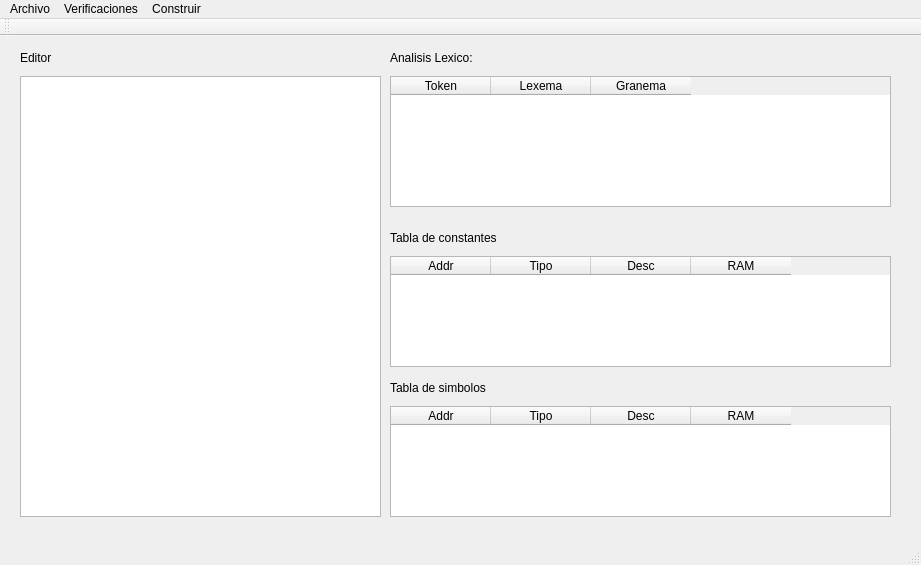
Old version of the form mainwindow.ui in the repository koerhunt/BroccoliLang.
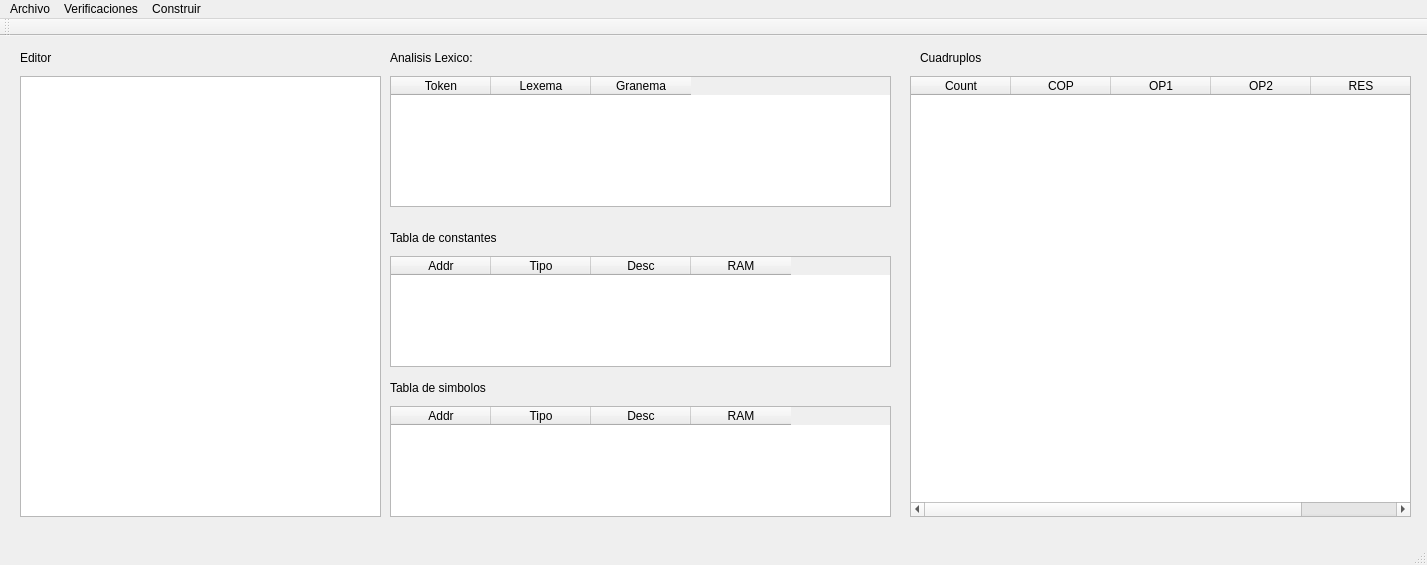
New version of the form.

```diff
--- a/mainwindow.ui
+++ b/mainwindow.ui
@@ -9,7 +9,7 @@
    <rect>
     <x>0</x>
     <y>0</y>
-    <width>921</width>
+    <width>1427</width>
     <height>565</height>
    </rect>
   </property>
@@ -182,13 +182,61 @@
      </property>
     </column>
    </widget>
+   <widget class="QTableWidget" name="tableCuad">
+    <property name="geometry">
+     <rect>
+      <x>910</x>
+      <y>40</y>
+      <width>501</width>
+      <height>441</height>
+     </rect>
+    </property>
+    <column>
+     <property name="text">
+      <string>Count</string>
+     </property>
+    </column>
+    <column>
+     <property name="text">
+      <string>COP</string>
+     </property>
+    </column>
+    <column>
+     <property name="text">
+      <string>OP1</string>
+     </property>
+    </column>
+    <column>
+     <property name="text">
+      <string>OP2</string>
+     </property>
+    </column>
+    <column>
+     <property name="text">
+      <string>RES</string>
+     </property>
+    </column>
+   </widget>
+   <widget class="QLabel" name="label_5">
+    <property name="geometry">
+     <rect>
+      <x>920</x>
+      <y>10</y>
+      <width>111</width>
+      <height>23</height>
+     </rect>
+    </property>
+    <property name="text">
+     <string>Cuadruplos</string>
+    </property>
+   </widget>
   </widget>
   <widget class="QMenuBar" name="menuBar">
    <property name="geometry">
     <rect>
      <x>0</x>
      <y>0</y>
-     <width>921</width>
+     <width>1427</width>
      <height>23</height>
     </rect>
    </property>
```
